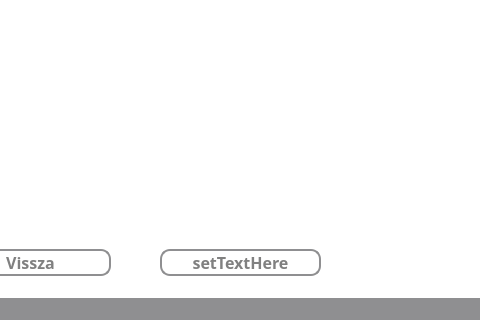
First picture: the form in src/main/resources/ui/default/learnWindow.ui, repository pkristof1999/Szakdolgozat, before the edit; both pictures show x 350 to 830 and y 261 to 581 of the 973 by 581 pixel window.
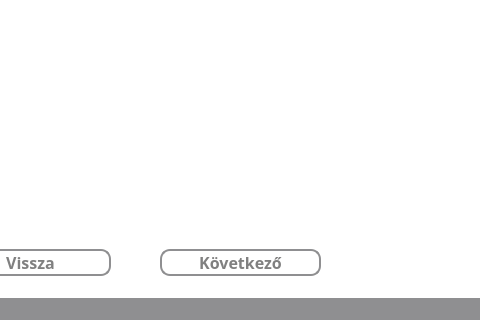
Second picture: the form after the edit.

The edit to the form file:
```diff
--- a/src/main/resources/ui/default/learnWindow.ui
+++ b/src/main/resources/ui/default/learnWindow.ui
@@ -97,7 +97,7 @@
 }</string>
      </property>
      <property name="text">
-      <string>setTextHere</string>
+      <string>Következő</string>
      </property>
     </widget>
     <widget class="QLabel" name="titleLabel">
```
